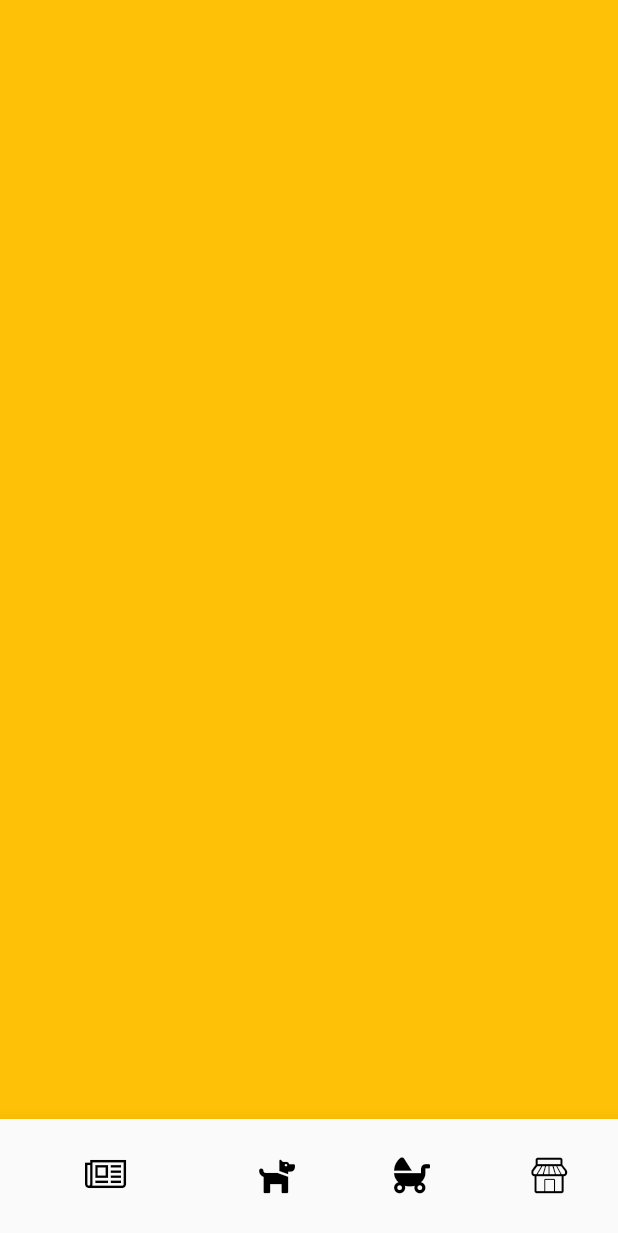
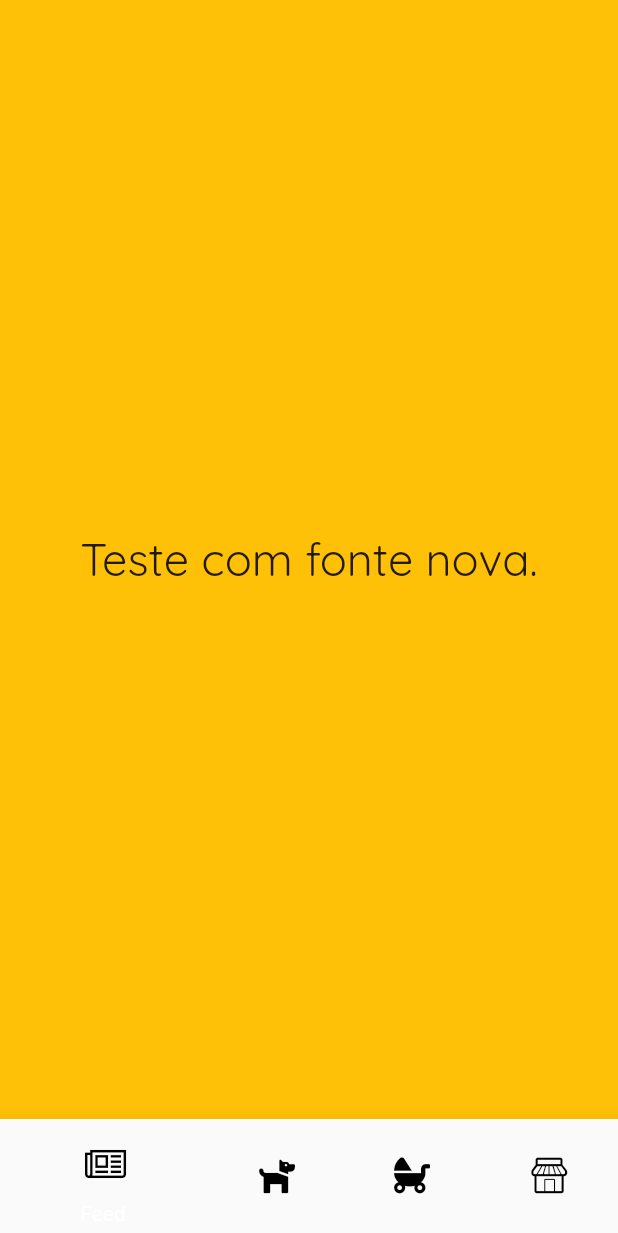
Before and after one commit to giederloreto/MeuGuaipeca, a Flutter app: the screen it shows after launch, on a phone screen of 412 x 824 dp. Shown: the top 1233 px of the screen. Run offline on Flutter 3.47's test engine with Material 2 defaults, Android fonts, the phone set to English and light mode, and no system bars.

Commit message:
teste com fonte customizada para projeto

```diff
--- a/lib/presentation/home/home_view.dart
+++ b/lib/presentation/home/home_view.dart
@@ -14,18 +14,28 @@ class _HomeViewState extends State<HomeView> {
     return Scaffold(
       body: Container(
         color: Colors.amber,
+        child: Center(
+          child: Text(
+            'Teste com fonte nova.',
+            style: TextStyle(
+              fontSize: 30,
+              fontFamily: 'Quicksand',
+            ),
+          ),
+        ),
       ),
       bottomNavigationBar: BottomNavigationBar(
-        showSelectedLabels: false,
-        showUnselectedLabels: false,
+        // showSelectedLabels: false,
+        // showUnselectedLabels: false,
         items: [
           BottomNavigationBarItem(
-              label: 'Feed',
-              icon: IconButton(
-                icon: const Icon(GuaipecaIcon.newspaper),
-                color: Colors.black,
-                onPressed: () {},
-              )),
+            label: 'Feed',
+            icon: IconButton(
+              icon: const Icon(GuaipecaIcon.newspaper),
+              color: Colors.black,
+              onPressed: () {},
+            ),
+          ),
           BottomNavigationBarItem(
               label: 'Meus Pets',
               icon: IconButton(
```
Also changed, not shown: pubspec.yaml (+5 -11 lines), assets/fonts/Quicksand.ttf (added).
